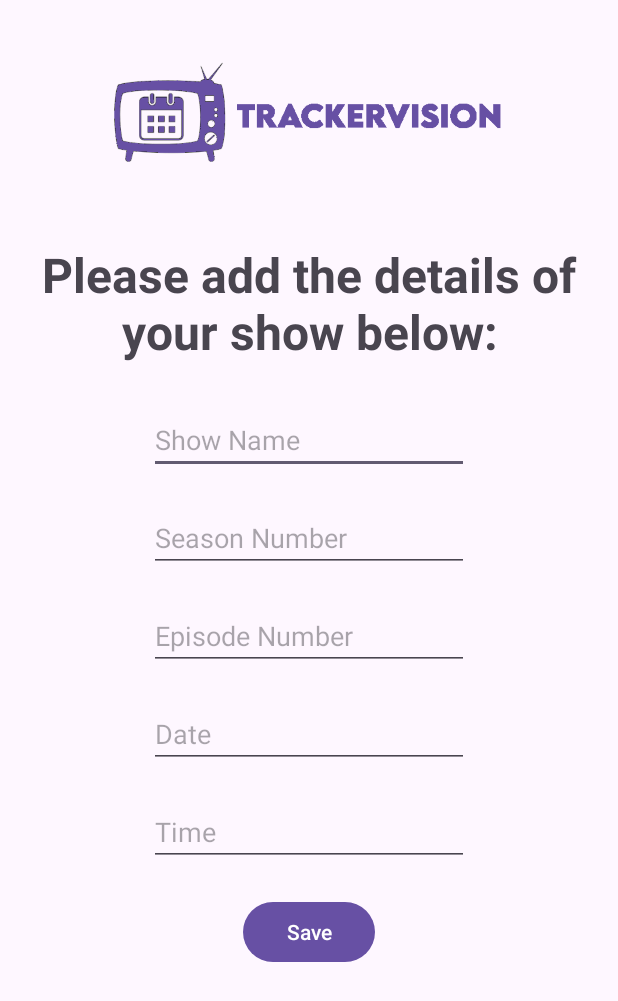
After one commit to SM-200093147/Trackervision-FYP, an Android app: the AddToScheduleActivity screen opened directly, with no data from a screen before it, on a phone screen of 412 x 824 dp. The commit adds this screen. Shown: the top 1001 px of the screen. Run offline under Robolectric (Android 15) with nearby library versions, the phone set to English and light mode, and no system bars; our stand-ins replace Firebase (no records; nobody signed in at launch, a user with empty details on screens opened directly).

Commit message:
Commit 2

```diff
--- a/app/build.gradle.kts
+++ b/app/build.gradle.kts
@@ -42,6 +42,7 @@ dependencies {
     implementation("androidx.lifecycle:lifecycle-viewmodel-ktx:2.7.0")
     implementation("androidx.navigation:navigation-fragment:2.7.7")
     implementation("androidx.navigation:navigation-ui:2.7.7")
+    implementation("com.google.firebase:firebase-database:20.3.1")
     testImplementation("junit:junit:4.13.2")
     androidTestImplementation("androidx.test.ext:junit:1.1.5")
     androidTestImplementation("androidx.test.espresso:espresso-core:3.5.1")
--- /dev/null
+++ b/app/src/main/java/com/example/trackervision/AddToScheduleActivity.java
@@ -0,0 +1,116 @@
+package com.example.trackervision;
+
+import androidx.annotation.NonNull;
+import androidx.appcompat.app.AppCompatActivity;
+
+import android.app.DatePickerDialog;
+import android.app.TimePickerDialog;
+import android.os.Bundle;
+import android.text.TextUtils;
+import android.view.View;
+import android.widget.DatePicker;
+import android.widget.EditText;
+import android.widget.TimePicker;
+import android.widget.Toast;
+
+import com.google.android.gms.tasks.OnCompleteListener;
+import com.google.android.gms.tasks.Task;
+import com.google.firebase.auth.FirebaseAuth;
+import com.google.firebase.database.DatabaseReference;
+import com.google.firebase.database.FirebaseDatabase;
+
+import java.util.Calendar;
+import java.util.Locale;
+
+public class AddToScheduleActivity extends AppCompatActivity {
+
+    private DatabaseReference mDatabase;
+
+    private DatePickerDialog datePickerDialog;
+    private EditText dateText, timeText, showNameText, episodeNumberText, seasonNumberText;
+    private String userUid;
+
+    int hour, minutes;
+    @Override
+    protected void onCreate(Bundle savedInstanceState) {
+        super.onCreate(savedInstanceState);
+        setContentView(R.layout.activity_add_to_schedule);
+        datePicker();
+        dateText = findViewById(R.id.dateSelection);
+        dateText.setShowSoftInputOnFocus(false);
+        timeText = findViewById(R.id.timeSelection);
+        timeText.setShowSoftInputOnFocus(false);
+        showNameText = findViewById(R.id.showNameText);
+        episodeNumberText = findViewById(R.id.episodeNumberText);
+        seasonNumberText = findViewById(R.id.seasonNumberText);
+        userUid = FirebaseAuth.getInstance().getCurrentUser().getUid();
+        mDatabase = FirebaseDatabase.getInstance().getReference();
+
+
+    }
+
+    private void datePicker() {
+        DatePickerDialog.OnDateSetListener dateSetListener = new DatePickerDialog.OnDateSetListener() {
+            @Override
+            public void onDateSet(DatePicker view, int year, int month, int dayOfMonth) {
+                month = month +1;
+                String date = makeDateString(dayOfMonth,month,year);
+                dateText.setText(date);
+            }
+        };
+        Calendar calendar = Calendar.getInstance();
+        int year =calendar.get(Calendar.YEAR);
+        int month =calendar.get(Calendar.MONTH);
+        int dayOfMonth =calendar.get(Calendar.DAY_OF_MONTH);
+        datePickerDialog = new DatePickerDialog(this, dateSetListener, year, month, dayOfMonth);
+
+    }
+    private String makeDateString(int dayOfMonth, int month, int year) {
+        return dayOfMonth + "/" + month + "/" + year;
+    }
+    public void startDatePicker (View v){
+        datePickerDialog.show();
+    }
+
+    public void timePicker (View v){
+        TimePickerDialog.OnTimeSetListener timeSetListener = new TimePickerDialog.OnTimeSetListener() {
+            @Override
+            public void onTimeSet(TimePicker view, int hourOfDay, int minute) {
+                hour = hourOfDay;
+                minutes = minute;
+                timeText.setText(String.format(Locale.getDefault(), "%02d:%02d", hour, minutes));
+            }
+        };
+        TimePickerDialog timePickerDialog = new TimePickerDialog(this, timeSetListener, hour, minutes, true);
+        timePickerDialog.setTitle("Please Select a Start Time");
+        timePickerDialog.show();
+    }
+
+    public void sendToDatabase(View v) {
+        writeNewScheduleEntry();
+
+    }
+
+    public void writeNewScheduleEntry() {
+        uploadScheduleInfo newScheduleActivity = new uploadScheduleInfo(showNameText.getText().toString(),
+                seasonNumberText.getText().toString(),
+                episodeNumberText.getText().toString(),
+                dateText.getText().toString(),
+                timeText.getText().toString(), userUid.toString());
+
+
+        mDatabase.child("ScheduleEntries").child(userUid).push().setValue(newScheduleActivity)
+                .addOnCompleteListener(new OnCompleteListener<Void>() {
+                    @Override
+                    public void onComplete(@NonNull Task<Void> task) {
+                        if(task.isSuccessful()){
+                            Toast.makeText(AddToScheduleActivity.this, "Successfully added to schedule.", Toast.LENGTH_SHORT).show();
+                        }
+                        else{
+                            Toast.makeText(AddToScheduleActivity.this, "An error has occurred. Event not added to schedule.", Toast.LENGTH_SHORT).show();
+                        }
+                    }
+                });
+    }
+
+}
--- a/app/src/main/java/com/example/trackervision/MainActivity.java
+++ b/app/src/main/java/com/example/trackervision/MainActivity.java
@@ -45,4 +45,9 @@ public class MainActivity extends AppCompatActivity {
         });
 
     }
+    public void startScheduleViewActivity (View v) {
+        Intent i = new Intent(this, ScheduleViewActivity.class);
+        startActivity(i);
+
+    }
 }
--- a/app/src/main/java/com/example/trackervision/SignUpActivity.java
+++ b/app/src/main/java/com/example/trackervision/SignUpActivity.java
@@ -68,7 +68,7 @@ public class SignUpActivity extends AppCompatActivity {
                                             Toast.LENGTH_SHORT).show();
                                 } else {
                                     // If sign in fails, display a message to the user.
-                                    Toast.makeText(SignUpActivity.this, "Email invalid. Please try again.",
+                                    Toast.makeText(SignUpActivity.this, "Login details invalid. Please try again.",
                                             Toast.LENGTH_SHORT).show();
                                 }
                             }
--- /dev/null
+++ b/app/src/main/res/layout/activity_add_to_schedule.xml
@@ -0,0 +1,104 @@
+<?xml version="1.0" encoding="utf-8"?>
+<androidx.constraintlayout.widget.ConstraintLayout xmlns:android="http://schemas.android.com/apk/res/android"
+    xmlns:app="http://schemas.android.com/apk/res-auto"
+    xmlns:tools="http://schemas.android.com/tools"
+    android:layout_width="match_parent"
+    android:layout_height="match_parent"
+    tools:context=".AddToScheduleActivity">
+
+    <TextView
+        android:id="@+id/textView2"
+        android:layout_width="wrap_content"
+        android:layout_height="wrap_content"
+        android:layout_marginTop="12dp"
+        android:text="@string/schedule_add"
+        android:textAlignment="center"
+        android:textSize="32sp"
+        android:textStyle="bold"
+        app:layout_constraintEnd_toEndOf="parent"
+        app:layout_constraintStart_toStartOf="parent"
+        app:layout_constraintTop_toBottomOf="@+id/imageView" />
+
+    <ImageView
+        android:id="@+id/imageView"
+        android:layout_width="279dp"
+        android:layout_height="149dp"
+        app:layout_constraintEnd_toEndOf="parent"
+        app:layout_constraintStart_toStartOf="parent"
+        app:layout_constraintTop_toTopOf="parent"
+        app:srcCompat="@drawable/trackervision_logo" />
+
+    <EditText
+        android:id="@+id/showNameText"
+        android:layout_width="wrap_content"
+        android:layout_height="wrap_content"
+        android:layout_marginTop="28dp"
+        android:ems="10"
+        android:hint="Show Name"
+        android:inputType="text"
+        app:layout_constraintEnd_toEndOf="parent"
+        app:layout_constraintStart_toStartOf="parent"
+        app:layout_constraintTop_toBottomOf="@+id/textView2" />
+
+    <EditText
+        android:id="@+id/seasonNumberText"
+        android:layout_width="wrap_content"
+        android:layout_height="wrap_content"
+        android:layout_marginTop="20dp"
+        android:ems="10"
+        android:hint="Season Number"
+        android:inputType="number"
+        app:layout_constraintEnd_toEndOf="parent"
+        app:layout_constraintStart_toStartOf="parent"
+        app:layout_constraintTop_toBottomOf="@+id/showNameText" />
+
+    <EditText
+        android:id="@+id/episodeNumberText"
+        android:layout_width="wrap_content"
+        android:layout_height="wrap_content"
+        android:layout_marginTop="20dp"
+        android:ems="10"
+        android:hint="Episode Number"
+        android:inputType="number"
+        app:layout_constraintEnd_toEndOf="parent"
+        app:layout_constraintStart_toStartOf="parent"
+        app:layout_constraintTop_toBottomOf="@+id/seasonNumberText" />
+
+    <EditText
+        android:id="@+id/dateSelection"
+        android:layout_width="wrap_content"
+        android:layout_height="wrap_content"
+        android:layout_marginTop="20dp"
+        android:ems="10"
+        android:hint="Date"
+        android:inputType="date"
+        android:onClick="startDatePicker"
+        app:layout_constraintEnd_toEndOf="parent"
+        app:layout_constraintStart_toStartOf="parent"
+        app:layout_constraintTop_toBottomOf="@+id/episodeNumberText" />
+
+    <EditText
+        android:id="@+id/timeSelection"
+        android:layout_width="wrap_content"
+        android:layout_height="wrap_content"
+        android:layout_marginTop="20dp"
+        android:ems="10"
+        android:hint="Time"
+        android:inputType="time"
+        android:onClick="timePicker"
+        app:layout_constraintEnd_toEndOf="parent"
+        app:layout_constraintStart_toStartOf="parent"
+        app:layout_constraintTop_toBottomOf="@+id/dateSelection" />
+
+    <Button
+        android:id="@+id/button2"
+        android:layout_width="wrap_content"
+        android:layout_height="wrap_content"
+        android:layout_marginTop="20dp"
+        android:onClick="sendToDatabase"
+        android:text="@string/save"
+        app:layout_constraintEnd_toEndOf="parent"
+        app:layout_constraintStart_toStartOf="parent"
+        app:layout_constraintTop_toBottomOf="@+id/timeSelection" />
+
+</androidx.constraintlayout.widget.ConstraintLayout>
--- a/app/src/main/res/values/colors.xml
+++ b/app/src/main/res/values/colors.xml
@@ -2,4 +2,5 @@
 <resources>
     <color name="black">#FF000000</color>
     <color name="white">#FFFFFFFF</color>
+    <color name="light_purple">#6750a4</color>
 </resources>
--- a/app/src/main/res/values/strings.xml
+++ b/app/src/main/res/values/strings.xml
@@ -18,6 +18,14 @@
     <string name="next">Next</string>
     <string name="previous">Previous</string>
     <string name="wrong_user">Is this not you? Click the button below to log out:</string>
+    <string name="schedule_view">My Schedule</string>
+    <string name="log_view">My Log</string>
+    <string name="add_episode">Add Episode</string>
+    <string name="view_schedule">View Schedule</string>
+    <string name="schedule_add">Please add the details of your show below:</string>
+    <string name="save">Save</string>
+    <string name="empty_schedule">No Episodes Currently Saved To Schedule</string>
+
 
 
     <string name="lorem_ipsum">
```
Also changed, not shown: app/src/main/AndroidManifest.xml (+12 -3 lines), app/src/main/java/com/example/trackervision/ScheduleViewActivity.java (added, +30 -0 lines), app/src/main/java/com/example/trackervision/ViewMyScheduleActivity.java (added, +63 -0 lines), app/src/main/java/com/example/trackervision/scheduleRecyclerAdapter.java (added, +57 -0 lines), app/src/main/java/com/example/trackervision/uploadScheduleInfo.java (added, +42 -0 lines), app/src/main/res/layout/activity_main.xml (+23 -13 lines), app/src/main/res/layout/activity_schedule_view.xml (added, +42 -0 lines), app/src/main/res/layout/activity_view_my_schedule.xml (added, +49 -0 lines), app/src/main/res/layout/schedule_entry.xml (added, +120 -0 lines).
